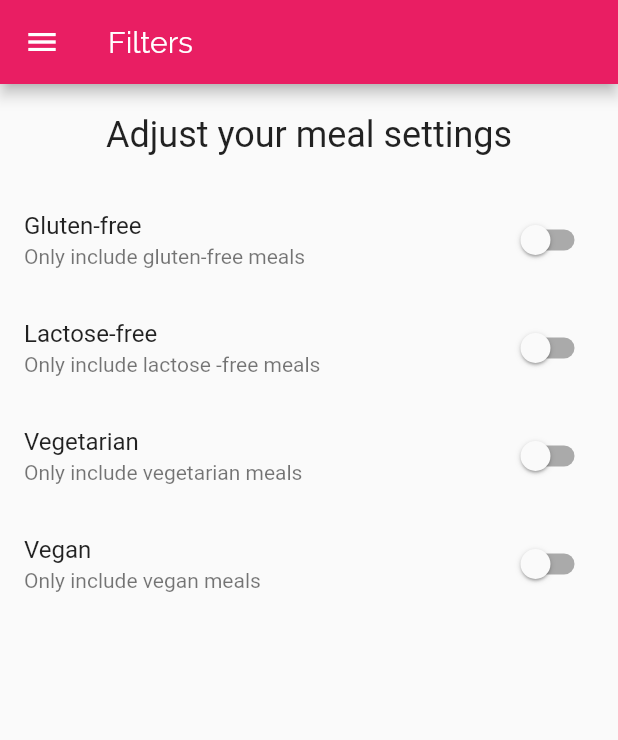
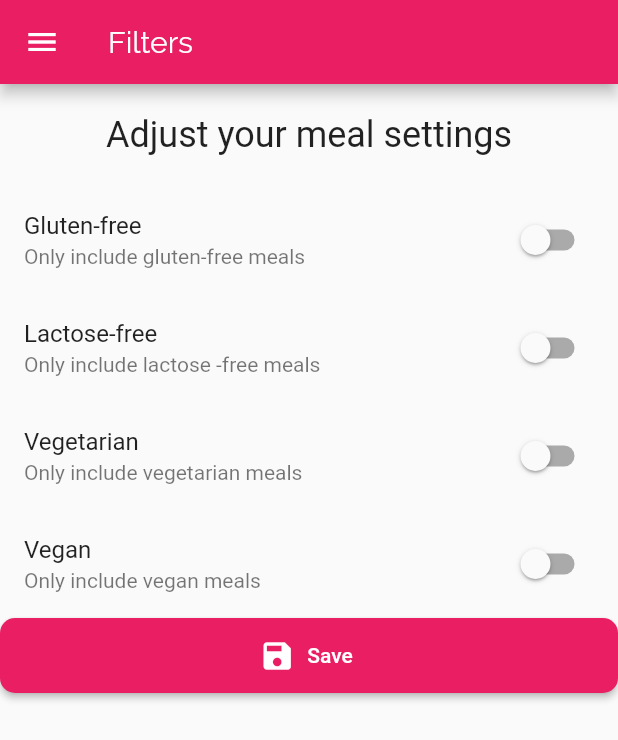
Before and after one commit to AyobamiAdebesin/meals_app, a Flutter app: the FilterScreen screen opened by its route, on a phone screen of 412 x 824 dp. Shown: the top 740 px of the screen. Run offline on Flutter 3.47's test engine with Material 2 defaults, Android fonts, the phone set to English and light mode, and no system bars.

Commit message:
Added filtering logic

```diff
--- a/lib/main.dart
+++ b/lib/main.dart
@@ -1,4 +1,6 @@
 import 'package:flutter/material.dart';
+import 'package:meals_app/dummy_data.dart';
+import 'package:meals_app/models/meal.dart';
 import 'package:meals_app/screens/categories_screen.dart';
 import 'package:meals_app/screens/category_meals_screen.dart';
 import 'package:meals_app/screens/filter_screen.dart';
@@ -9,8 +11,44 @@ void main(List<String> args) {
   runApp(MyApp());
 }
 
-class MyApp extends StatelessWidget {
+class MyApp extends StatefulWidget {
   const MyApp({Key? key}) : super(key: key);
+
+  @override
+  _MyAppState createState() => _MyAppState();
+}
+
+class _MyAppState extends State<MyApp> {
+  Map<String, bool> _filters = {
+    'gluten': false,
+    'lactose': false,
+    'vegan': false,
+    'vegetarian': false
+  };
+
+  List<Meal> _availableMeals = DUMMY_MEALS;
+
+  void _setFilters(Map<String, bool> filterData) {
+    setState(() {
+      _filters = filterData;
+
+      _availableMeals = DUMMY_MEALS.where((meal) {
+        if (_filters['gluten'] == true && !meal.isGlutenFree) {
+          return false;
+        }
+        if (_filters['lactose'] == true && !meal.isLactoseFree) {
+          return false;
+        }
+        if (_filters['vegan'] == true && !meal.isVegan) {
+          return false;
+        }
+        if (_filters['vegetarian'] == true && !meal.isVegetarian) {
+          return false;
+        }
+        return true;
+      }).toList();
+    });
+  }
 
   @override
   Widget build(BuildContext context) {
@@ -29,9 +67,10 @@ class MyApp extends StatelessWidget {
       home: TabsScreen(),
       initialRoute: '/',
       routes: {
-        CategoryMealsScreen.routeName: (ctx) => CategoryMealsScreen(),
+        CategoryMealsScreen.routeName: (ctx) =>
+            CategoryMealsScreen(_availableMeals),
         MealDetailScreen.routeName: (ctx) => MealDetailScreen(),
-        FilterScreen.routeName: (ctx) => FilterScreen(),
+        FilterScreen.routeName: (ctx) => FilterScreen(_filters, _setFilters),
       },
     );
   }
--- a/lib/models/meal.dart
+++ b/lib/models/meal.dart
@@ -24,8 +24,8 @@ class Meal {
   final Affordability affordability;
   final bool isGlutenFree;
   final bool isLactoseFree;
-  final isVegan;
-  final isVegetarian;
+  final bool isVegan;
+  final bool isVegetarian;
 
   const Meal(
       {required this.id,
--- a/lib/screens/category_meals_screen.dart
+++ b/lib/screens/category_meals_screen.dart
@@ -5,6 +5,10 @@ import '../dummy_data.dart';
 
 class CategoryMealsScreen extends StatefulWidget {
   static final routeName = '/category-meals';
+
+  final List<Meal> availableMeals;
+
+  CategoryMealsScreen(this.availableMeals);
 
   @override
   _CategoryMealsScreenState createState() => _CategoryMealsScreenState();
@@ -26,7 +30,7 @@ class _CategoryMealsScreenState extends State<CategoryMealsScreen> {
           ModalRoute.of(context)!.settings.arguments as Map<String, String>;
       final categoryId = routeArgs['id'];
       categoryTitle = routeArgs['title'].toString();
-      displayedMeals = DUMMY_MEALS
+      displayedMeals = widget.availableMeals
           .where((element) => element.categories.contains(categoryId))
           .toList();
       _loadedInitData = true;
--- a/lib/screens/filter_screen.dart
+++ b/lib/screens/filter_screen.dart
@@ -2,25 +2,39 @@ import 'package:flutter/material.dart';
 import 'package:meals_app/widgets/main_drawer.dart';
 
 class FilterScreen extends StatefulWidget {
-  const FilterScreen({Key? key}) : super(key: key);
   static const routeName = '/filters';
+
+  final saveFilters;
+  final Map<String, bool> currentFilters;
+
+  const FilterScreen(this.currentFilters, this.saveFilters);
 
   @override
   _FilterScreenState createState() => _FilterScreenState();
 }
 
 class _FilterScreenState extends State<FilterScreen> {
-  var _glutenFree = false;
-  var _vegetarian = false;
-  var _vegan = false;
-  var _lactoseFree = false;
+  bool _glutenFree = false;
+  bool _vegetarian = false;
+  bool _vegan = false;
+  bool _lactoseFree = false;
+
+  @override
+  initState() {
+    _glutenFree = widget.currentFilters['gluten'] as bool;
+    _lactoseFree = widget.currentFilters['lactose'] as bool;
+    _vegetarian = widget.currentFilters['vegetarian'] as bool;
+    _vegan = widget.currentFilters['vegan'] as bool;
+    super.initState();
+  }
 
   Widget _buildSwitchListTile(
       {required String title,
       required String description,
       required bool currentValue,
       required updateValue}) {
-    return SwitchListTile(activeColor: Colors.red,
+    return SwitchListTile(
+      activeColor: Colors.red,
       value: currentValue,
       onChanged: updateValue,
       title: Text(title),
@@ -34,6 +48,20 @@ class _FilterScreenState extends State<FilterScreen> {
       drawer: MainDrawer(),
       appBar: AppBar(
         title: Text('Filters'),
+        // actions: [
+        //   IconButton(
+        //     icon: Icon(Icons.save),
+        //     onPressed: () {
+        //       final selectedFilters = {
+        //         'gluten': false,
+        //         'lactose': false,
+        //         'vegan': false,
+        //         'vegetarian': false
+        //       };
+        //       widget.saveFilters(selectedFilters);
+        //     },
+        //   ),
+        // ],
       ),
       body: Column(
         children: [
@@ -87,6 +115,28 @@ class _FilterScreenState extends State<FilterScreen> {
                     });
                   },
                 ),
+                SizedBox(
+                  height: 50,
+                  child: ElevatedButton.icon(
+                    style: ElevatedButton.styleFrom(
+                      fixedSize: Size(50, 50),
+                      shape: RoundedRectangleBorder(
+                        borderRadius: BorderRadius.circular(10),
+                      ),
+                    ),
+                    onPressed: () {
+                      final selectedFilters = {
+                        'gluten': false,
+                        'lactose': false,
+                        'vegan': false,
+                        'vegetarian': false
+                      };
+                      widget.saveFilters(selectedFilters);
+                    },
+                    icon: Icon(Icons.save),
+                    label: Text('Save'),
+                  ),
+                )
               ],
             ),
           ),
```
